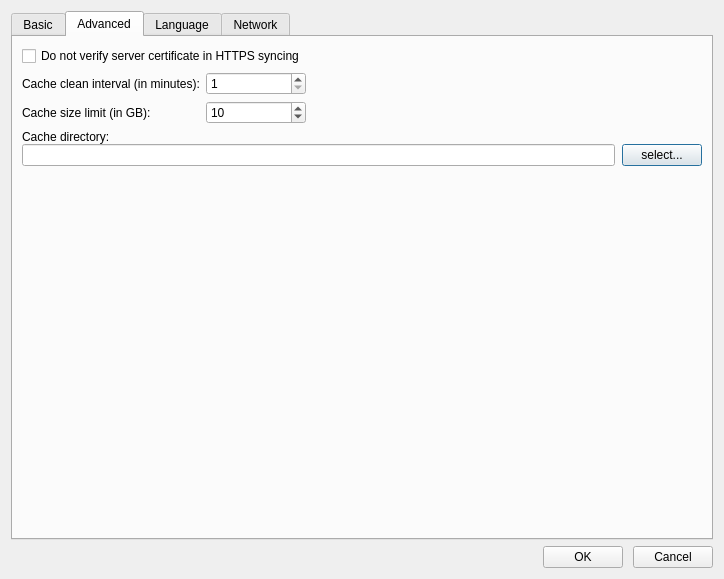
The window that ui/settings-dialog.ui (haiwen/seadrive-gui) describes before a commit, drawn with Qt 5.
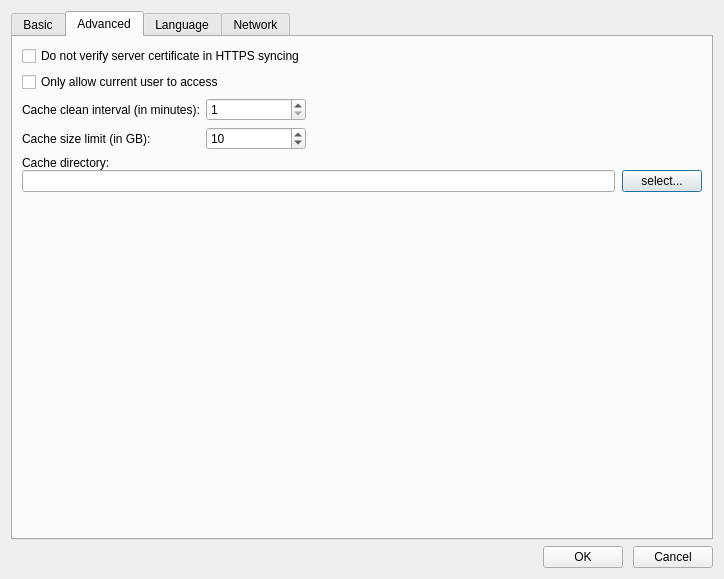
The same window after the commit.

Commit message: Only allow current users to access

```diff
--- a/ui/settings-dialog.ui
+++ b/ui/settings-dialog.ui
@@ -164,6 +164,13 @@
          </property>
         </widget>
        </item>
+       <item>
+        <widget class="QCheckBox" name="mCurrentAccess">
+         <property name="text">
+          <string>Only allow current user to access</string>
+         </property>
+        </widget>
+       </item>
        <item>
         <layout class="QFormLayout" name="formLayout_3">
          <property name="labelAlignment">
```
The commit also changes 4 other files.
